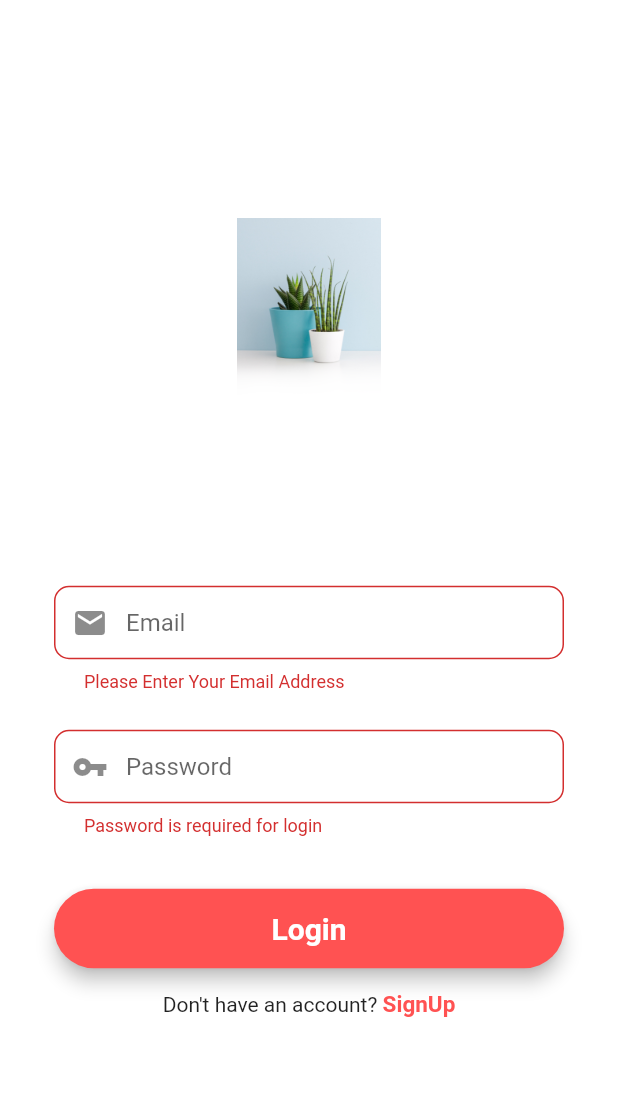
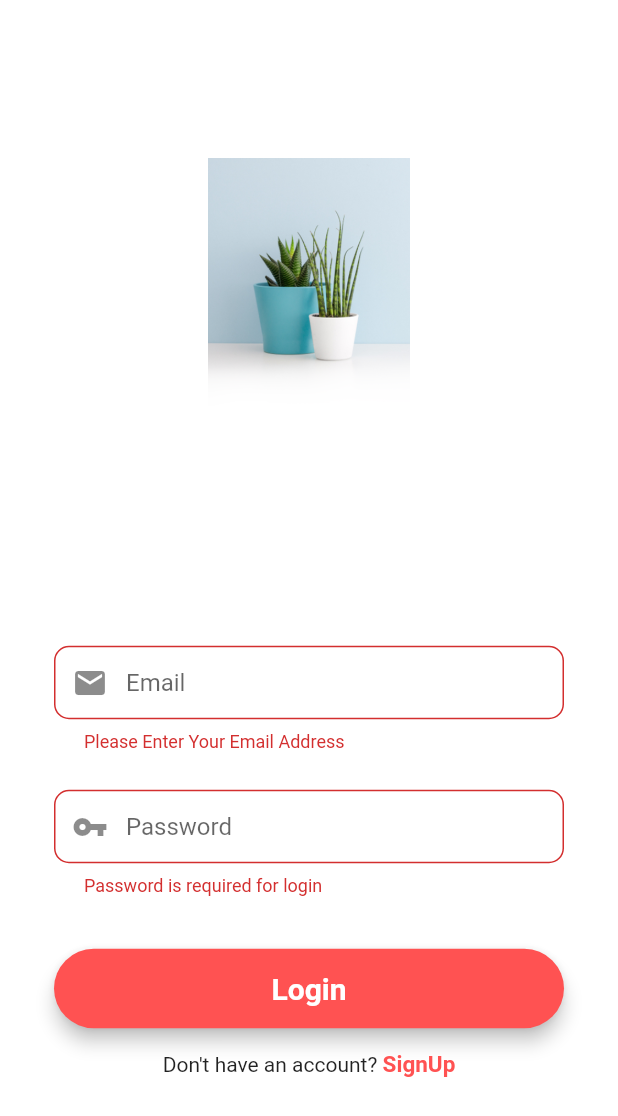
Before and after one commit to sanjiv001/hirexxo, a Flutter app: the LoginScreen screen opened directly, after a tap on "Login", on a phone screen of 412 x 824 dp. Shown: the top 1116 px of the screen. Run offline on Flutter 3.47's test engine with Material 2 defaults, Android fonts, the phone set to English and light mode, and no system bars; our stand-ins replace cloud_firestore, firebase_auth, firebase_core, fluttertoast; accounts and stored records are empty.

Commit message:
3rd commit

```diff
--- a/lib/main.dart
+++ b/lib/main.dart
@@ -1,6 +1,5 @@
 import 'package:firebase_core/firebase_core.dart';
 import 'package:flutter/material.dart';
-import 'package:hirexxo/screen/login_screen.dart';
 import 'package:hirexxo/screen/welcome_screen.dart';
 
 Future<void> main() async {
@@ -17,11 +16,12 @@ class MyApp extends StatelessWidget {
   @override
   Widget build(BuildContext context) {
     return MaterialApp(
+      debugShowCheckedModeBanner: false,
       title: 'Hirexxo',
       theme: ThemeData(
         primarySwatch: Colors.blue,
       ),
-      home: const LoginScreen(),
+      home: const WelcomeScreen(),
     );
   }
 }
--- a/lib/screen/homescreen.dart
+++ b/lib/screen/homescreen.dart
@@ -44,7 +44,8 @@ class _HomeScreenState extends State<HomeScreen> {
             children: <Widget>[
               SizedBox(
                 height: 150,
-                child: Image.asset("assets/logo.png", fit: BoxFit.contain),
+                child: Image.asset("assets/images/welcome.jpg",
+                    fit: BoxFit.contain),
               ),
               const Text(
                 "Welcome Back",
--- a/lib/screen/login_screen.dart
+++ b/lib/screen/login_screen.dart
@@ -1,6 +1,7 @@
 import 'package:firebase_auth/firebase_auth.dart';
 import 'package:flutter/material.dart';
 import 'package:fluttertoast/fluttertoast.dart';
+import 'package:hirexxo/screen/homescreen.dart';
 import 'package:hirexxo/screen/signup_screen.dart';
 
 class LoginScreen extends StatefulWidget {
@@ -15,7 +16,9 @@ class _LoginScreenState extends State<LoginScreen> {
   final _formKey = GlobalKey<FormState>();
 
   // editing controller
+  // ignore: unnecessary_new
   final TextEditingController emailController = new TextEditingController();
+  // ignore: unnecessary_new
   final TextEditingController passwordController = new TextEditingController();
 
   // firebase
@@ -115,7 +118,7 @@ class _LoginScreenState extends State<LoginScreen> {
                   crossAxisAlignment: CrossAxisAlignment.center,
                   children: <Widget>[
                     SizedBox(
-                        height: 200,
+                        height: 280,
                         child: Image.asset(
                           "assets/images/background.jpg",
                           fit: BoxFit.contain,
@@ -130,14 +133,14 @@ class _LoginScreenState extends State<LoginScreen> {
                     Row(
                         mainAxisAlignment: MainAxisAlignment.center,
                         children: <Widget>[
-                          Text("Don't have an account? "),
+                          const Text("Don't have an account? "),
                           GestureDetector(
                             onTap: () {
                               Navigator.push(
                                   context,
                                   MaterialPageRoute(
                                       builder: (context) =>
-                                          RegistrationScreen()));
+                                          const RegistrationScreen()));
                             },
                             child: const Text(
                               "SignUp",
@@ -165,9 +168,9 @@ class _LoginScreenState extends State<LoginScreen> {
         await _auth
             .signInWithEmailAndPassword(email: email, password: password)
             .then((uid) => {
-                  // Fluttertoast.showToast(msg: "Login Successful"),
-                  // Navigator.of(context).pushReplacement(
-                  //     MaterialPageRoute(builder: (context) => HomeScreen())),
+                  Fluttertoast.showToast(msg: "Login Successful"),
+                  Navigator.of(context).pushReplacement(
+                      MaterialPageRoute(builder: (context) => HomeScreen())),
                 });
       } on FirebaseAuthException catch (error) {
         switch (error.code) {
--- a/lib/screen/signup_screen.dart
+++ b/lib/screen/signup_screen.dart
@@ -209,7 +209,7 @@ class _RegistrationScreenState extends State<RegistrationScreen> {
                     SizedBox(
                         height: 180,
                         child: Image.asset(
-                          "assets/logo.png",
+                          "assets/images/welcome.jpg",
                           fit: BoxFit.contain,
                         )),
                     SizedBox(height: 45),
```
Also changed, not shown: lib/screen/welcome_screen.dart (+15 -14 lines).
